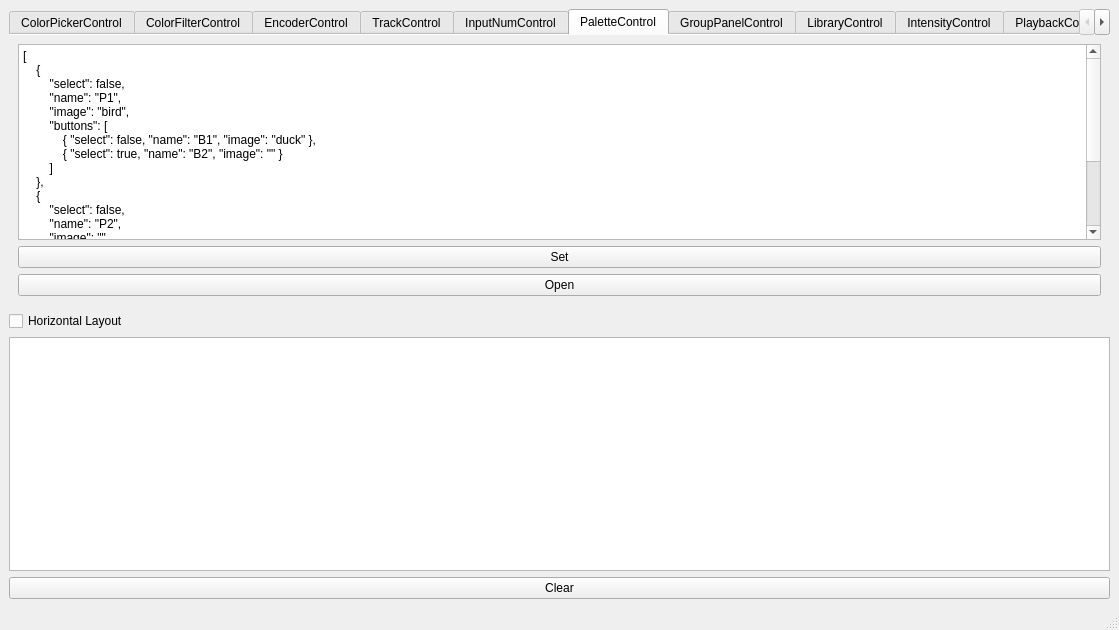
The window that form/mainwindow.ui (thanhtoan36/QtProject) describes before a commit, drawn with Qt 5.
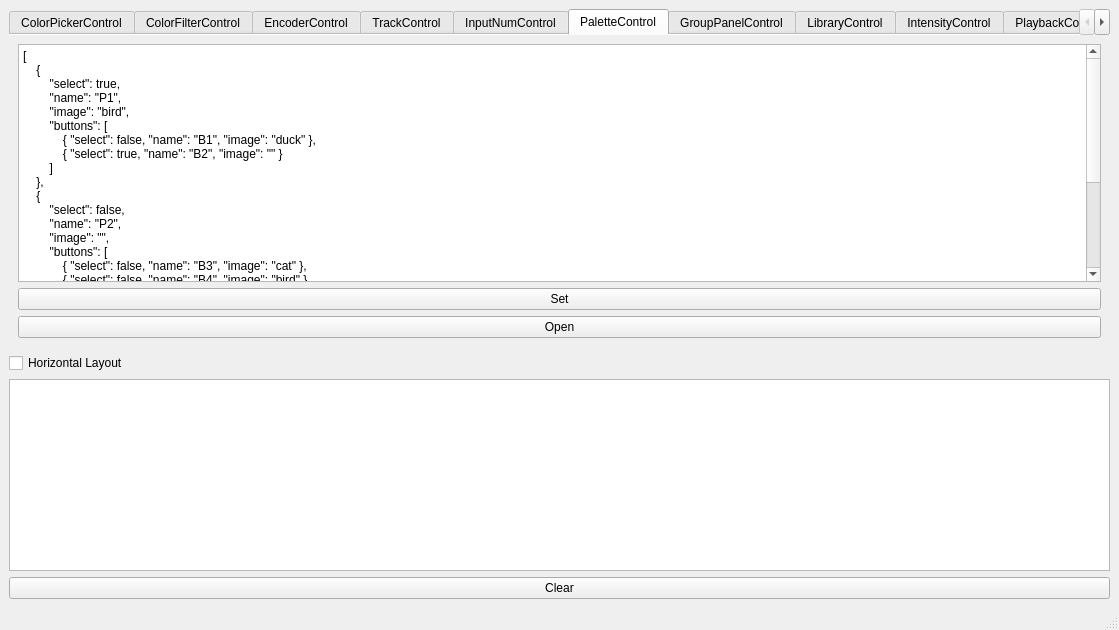
The same window after the commit. The open tabs and pages were chosen to show the change.

Diff of the .ui file:
```diff
--- a/form/mainwindow.ui
+++ b/form/mainwindow.ui
@@ -271,7 +271,7 @@
           <property name="plainText">
            <string>[
     {
-        &quot;select&quot;: false,
+        &quot;select&quot;: true,
         &quot;name&quot;: &quot;P1&quot;,
         &quot;image&quot;: &quot;bird&quot;,
         &quot;buttons&quot;: [
@@ -286,7 +286,13 @@
         &quot;buttons&quot;: [
             { &quot;select&quot;: false, &quot;name&quot;: &quot;B3&quot;, &quot;image&quot;: &quot;cat&quot; },
             { &quot;select&quot;: false, &quot;name&quot;: &quot;B4&quot;, &quot;image&quot;: &quot;bird&quot; },
-            { &quot;select&quot;: true, &quot;name&quot;: &quot;B5&quot;, &quot;image&quot;: &quot;&quot; }
+            { &quot;select&quot;: true, &quot;name&quot;: &quot;B5&quot;, &quot;image&quot;: &quot;&quot; },
+            { &quot;select&quot;: false, &quot;name&quot;: &quot;B6&quot;, &quot;image&quot;: &quot;&quot; },
+            { &quot;select&quot;: false, &quot;name&quot;: &quot;B7&quot;, &quot;image&quot;: &quot;&quot; },
+            { &quot;select&quot;: false, &quot;name&quot;: &quot;B8&quot;, &quot;image&quot;: &quot;&quot; },
+            { &quot;select&quot;: false, &quot;name&quot;: &quot;B9&quot;, &quot;image&quot;: &quot;&quot; },
+            { &quot;select&quot;: false, &quot;name&quot;: &quot;B10&quot;, &quot;image&quot;: &quot;&quot; },
+            { &quot;select&quot;: false, &quot;name&quot;: &quot;B11&quot;, &quot;image&quot;: &quot;&quot; }
         ]
     }
 ]</string>
@@ -530,10 +536,16 @@
     </item>
     <item>
      <widget class="QPlainTextEdit" name="EventOutput">
+      <property name="sizePolicy">
+       <sizepolicy hsizetype="Expanding" vsizetype="Fixed">
+        <horstretch>0</horstretch>
+        <verstretch>0</verstretch>
+       </sizepolicy>
+      </property>
       <property name="maximumSize">
        <size>
         <width>16777215</width>
-        <height>300</height>
+        <height>250</height>
        </size>
       </property>
      </widget>
```
Left out of the diff: 2 changed lines with no effect on the pictures.
